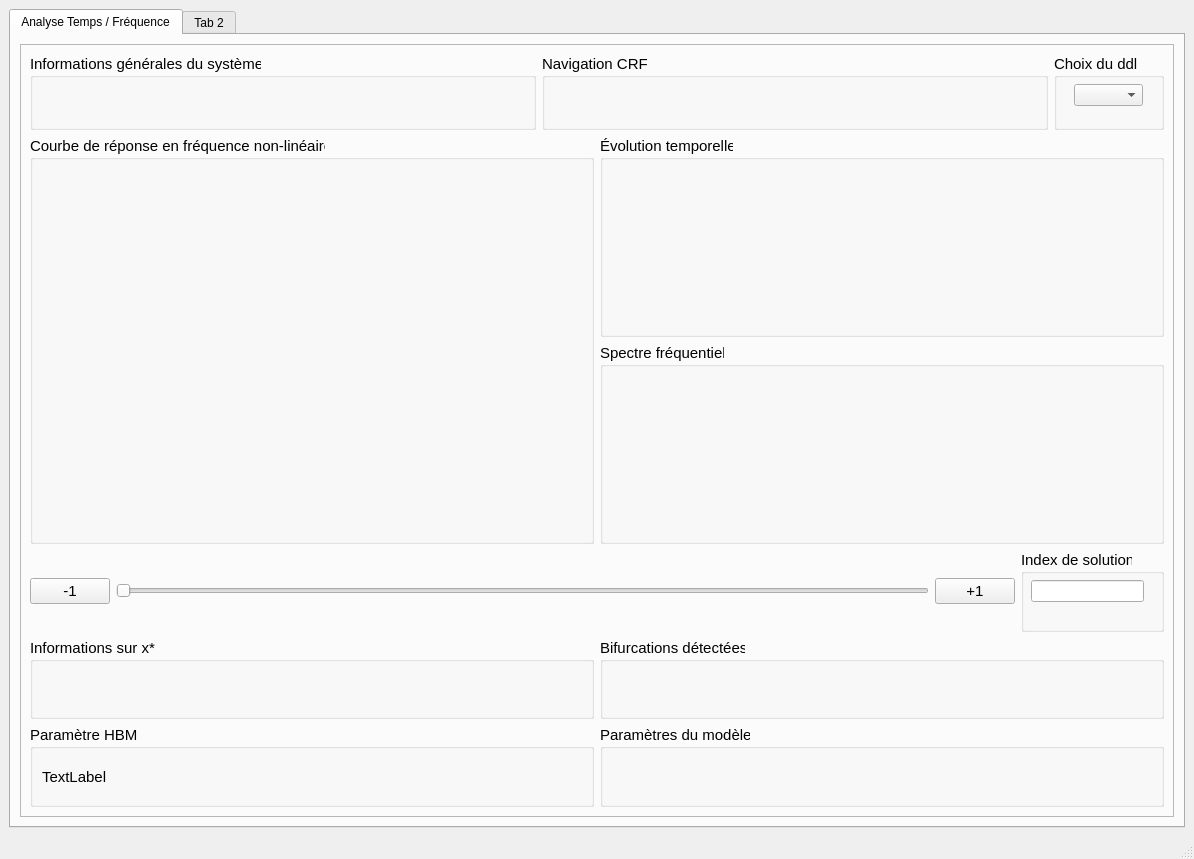
Before: the Qt Designer form MainUI.ui in dy-dx-1/LAVA, drawn with Qt 5.
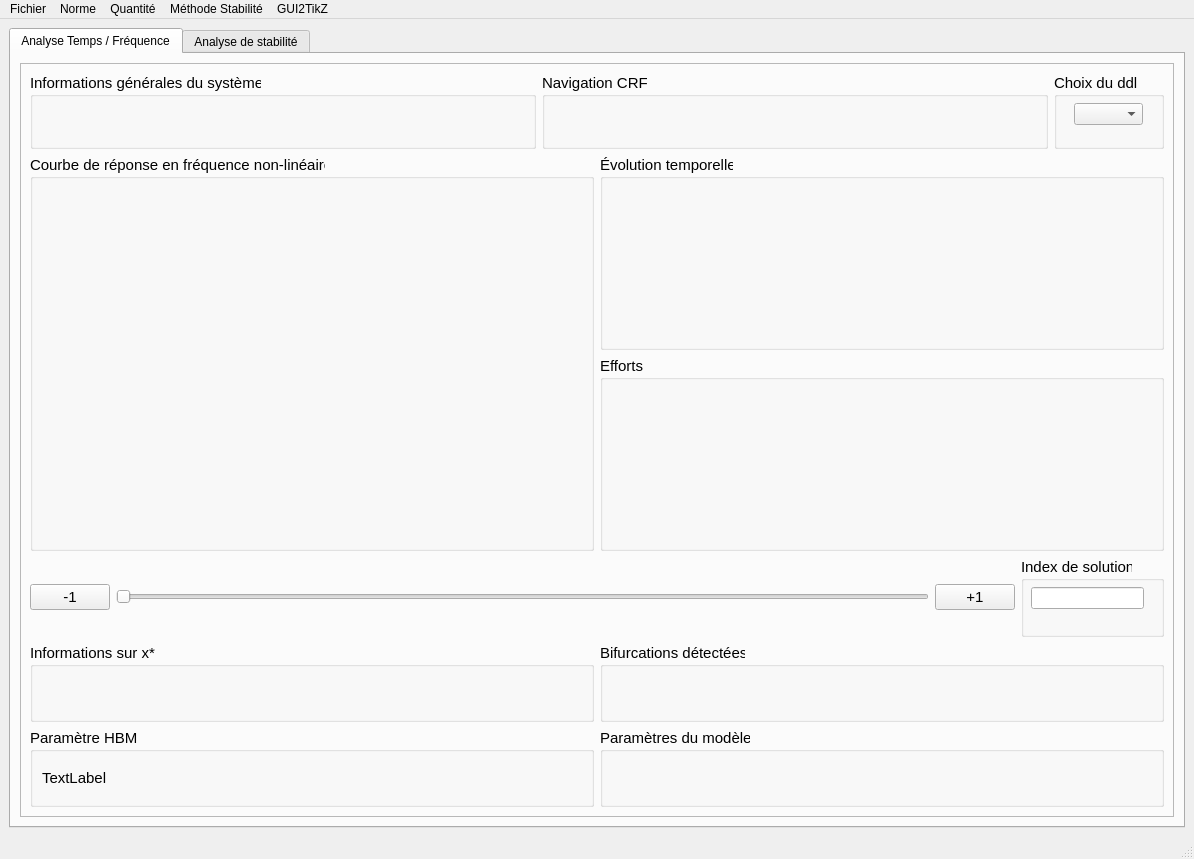
After: the same form once the commit is applied. Icons and pictures are not drawn.

Commit message:
Added base implementation of efforts
need reformat a bit to make it prettier (x axis text takes too much vertical space)

```diff
--- a/MainUI.ui
+++ b/MainUI.ui
@@ -182,7 +182,7 @@
                   </font>
                  </property>
                  <property name="title">
-                  <string>Spectre fréquentiel </string>
+                  <string>Efforts </string>
                  </property>
                  <layout class="QGridLayout" name="lay_spectre_freq"/>
                 </widget>
@@ -272,7 +272,7 @@
       </widget>
       <widget class="QWidget" name="tab_2">
        <attribute name="title">
-        <string>Tab 2</string>
+        <string>Analyse de stabilité</string>
        </attribute>
       </widget>
      </widget>
@@ -288,6 +288,36 @@
      <height>22</height>
     </rect>
    </property>
+   <widget class="QMenu" name="menuFichier">
+    <property name="title">
+     <string>Fichier</string>
+    </property>
+   </widget>
+   <widget class="QMenu" name="menuNorme">
+    <property name="title">
+     <string>Norme</string>
+    </property>
+   </widget>
+   <widget class="QMenu" name="menuQuantit">
+    <property name="title">
+     <string>Quantité</string>
+    </property>
+   </widget>
+   <widget class="QMenu" name="menuM_thode_Stabilit">
+    <property name="title">
+     <string>Méthode Stabilité</string>
+    </property>
+   </widget>
+   <widget class="QMenu" name="menuGUI2TikZ">
+    <property name="title">
+     <string>GUI2TikZ</string>
+    </property>
+   </widget>
+   <addaction name="menuFichier"/>
+   <addaction name="menuNorme"/>
+   <addaction name="menuQuantit"/>
+   <addaction name="menuM_thode_Stabilit"/>
+   <addaction name="menuGUI2TikZ"/>
   </widget>
   <widget class="QStatusBar" name="statusbar"/>
  </widget>
```
Left out of the diff: 4 changed lines with no effect on the pictures. The commit also changes 4 other files.
